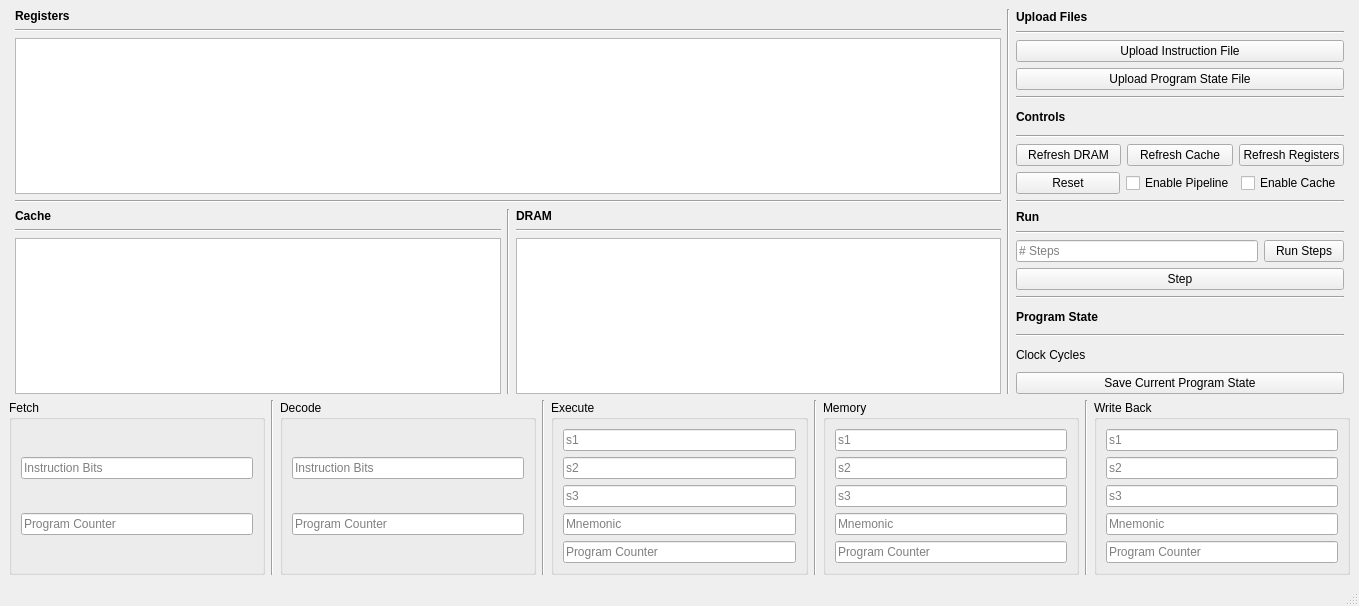
The window that gui/gui.ui (bdunahu/RISC-V-ECTOR-) describes before a commit, drawn with Qt 5.
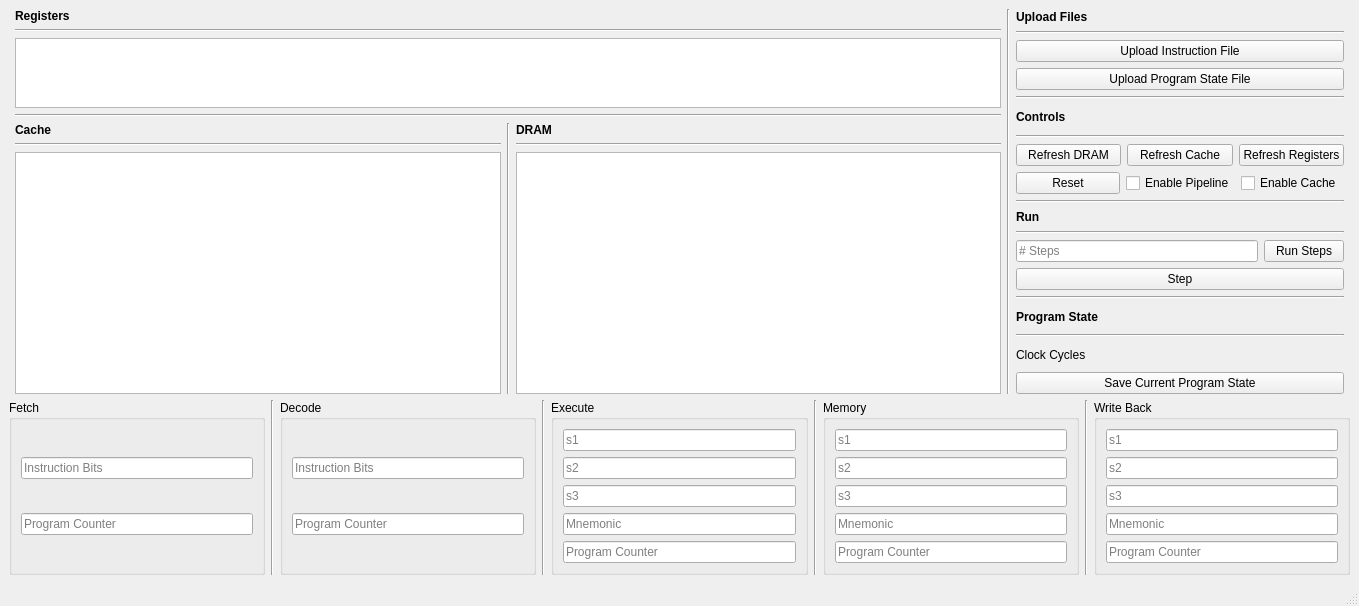
The same window after the commit.

Diff of the .ui file:
```diff
--- a/gui/gui.ui
+++ b/gui/gui.ui
@@ -18,7 +18,7 @@
     <item>
      <layout class="QGridLayout" name="gridLayout_2" rowstretch="0,0,0" columnstretch="0,3,0,1,0">
       <item row="0" column="1">
-       <layout class="QVBoxLayout" name="verticalLayout_19">
+       <layout class="QVBoxLayout" name="verticalLayout_19" stretch="1,0,3">
         <item>
          <layout class="QVBoxLayout" name="verticalLayout_20">
           <item>
```
